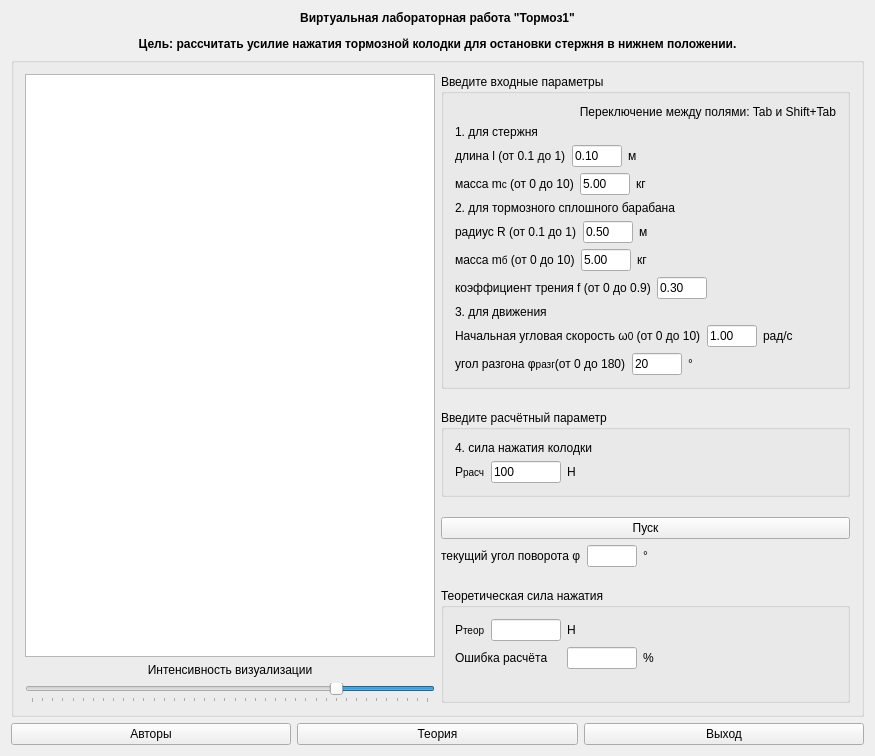
First picture: the form in mainwindow.ui, repository mmaulwurff/mech-brake1, before the edit.
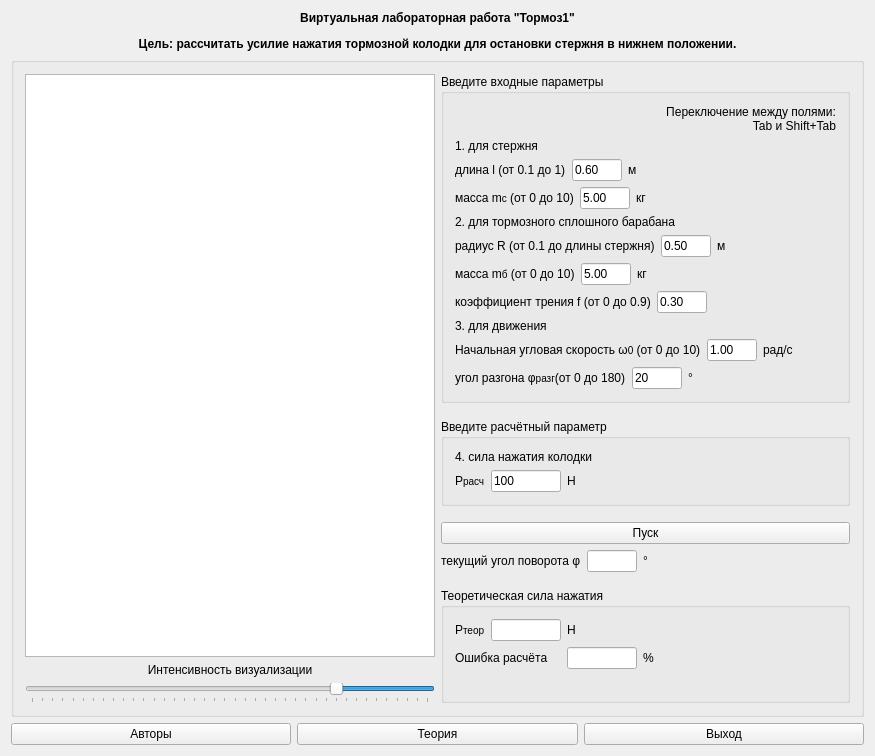
Second picture: the form after the edit. Icons and pictures are not drawn.

Commit message: upper bound for R is now l

What changed in the file:
```diff
--- a/mainwindow.ui
+++ b/mainwindow.ui
@@ -130,7 +130,8 @@
             <item>
              <widget class="QLabel" name="label_28">
               <property name="text">
-               <string>Переключение между полями: Tab и Shift+Tab</string>
+               <string>Переключение между полями:
+Tab и Shift+Tab</string>
               </property>
               <property name="alignment">
                <set>Qt::AlignRight|Qt::AlignTrailing|Qt::AlignVCenter</set>
@@ -189,7 +190,7 @@
                  <string/>
                 </property>
                 <property name="text">
-                 <string>0.10</string>
+                 <string>0.60</string>
                 </property>
                 <property name="maxLength">
                  <number>4</number>
@@ -301,7 +302,7 @@
                  <string/>
                 </property>
                 <property name="text">
-                 <string>радиус R (от 0.1 до 1)</string>
+                 <string>радиус R (от 0.1 до длины стержня)</string>
                 </property>
                </widget>
               </item>
```
The commit also changes 1 other file.
